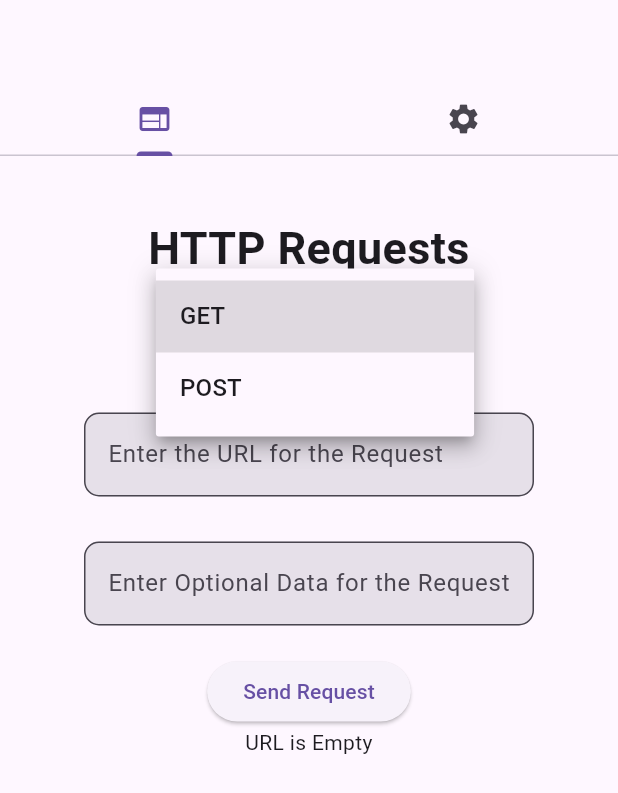
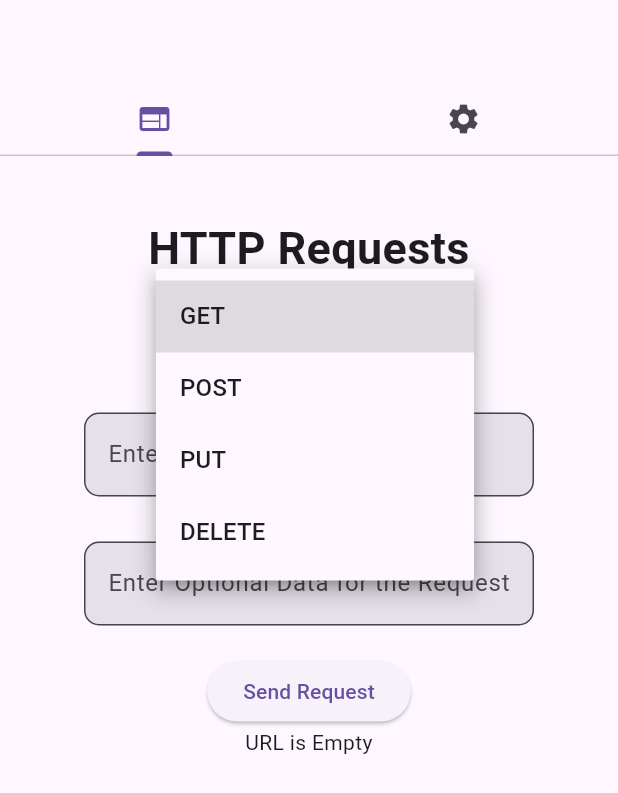
Before and after one commit to malawarecreator/request_pengui, a Flutter app: the screen it shows after launch, after a tap on "Send Request", after a tap on "GET", on a phone screen of 412 x 824 dp. Shown: the top 793 px of the screen. Run offline on Flutter 3.47's test engine with Material 3 defaults, Android fonts, the phone set to English and light mode, and no system bars.

Commit message:
put and delete

```diff
--- a/lib/main.dart
+++ b/lib/main.dart
@@ -12,7 +12,7 @@ class MainApp extends StatefulWidget {
 }
 
 class _MainAppState extends State<MainApp> {
-  final List<String> _request_types = ["GET", "POST"];
+  final List<String> _request_types = ["GET", "POST", "PUT", "DELETE"];
   final _urlcontroller = TextEditingController();
   final _postdatacontroller = TextEditingController();
   String output_text = "";
@@ -112,7 +112,7 @@ class _MainAppState extends State<MainApp> {
                   });
                 } catch (e) {
                   setState(() {
-                    output_text = "Error: $e";
+                    output_text = "Error $e";
                   });
                 }
               }
@@ -128,7 +128,37 @@ class _MainAppState extends State<MainApp> {
                   });
                 }
               }
+              if (_request_type == "PUT") {
+                try {
+                  final res = await http.put(uri, body: _postdatacontroller.text);
+                  setState(()  {
+                    output_text = res.statusCode == 201 ? res.body : "Error: ${res.statusCode}";
+                  });
 
+                } catch (e) {
+                  setState(() {
+                    output_text  = "Error $e";
+                  });
+                }
+                if (_request_type == "DELETE") {
+                  try {
+                    final res = await http.delete(uri);
+                    setState(() {
+                      if (res.statusCode == 200 || res.statusCode == 204) {
+                        output_text = res.body;
+
+                      } else {
+                        output_text = "Error: ${res.statusCode}";
+                      }
+                    });
+
+                  } catch (e) {
+                    setState(() {
+                      output_text = "Error $e";
+                    });
+                  }
+                }
+              }
 
 
             }, child: Text("Send Request")),
```
